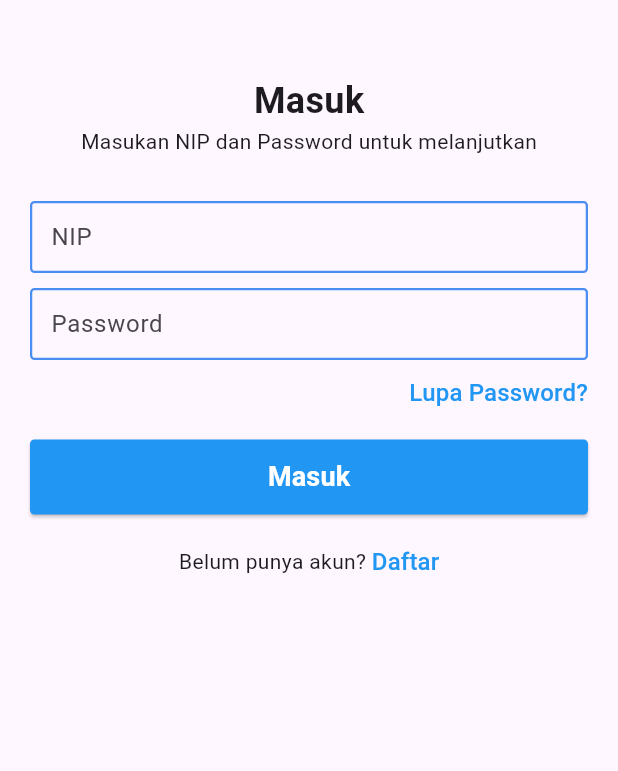
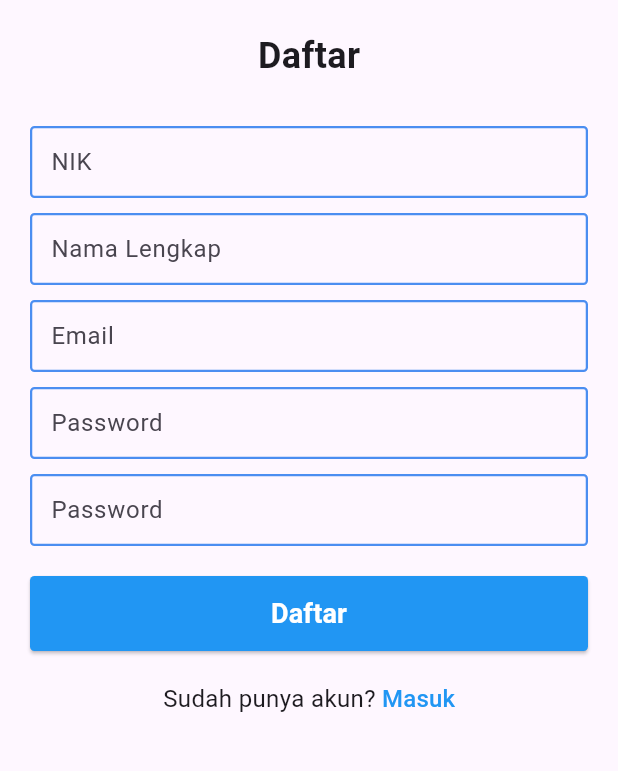
Before and after one commit to maybeenang/simtaru-lampura-flutter, a Flutter app: the screen it shows after launch, after a tap on "Daftar", on a phone screen of 412 x 824 dp, the part 294-1065 px from its top. Run offline on Flutter 3.47's test engine with Material 2 defaults, Android fonts, the phone set to English and light mode, and no system bars; our stand-ins replace go_router.

Commit message:
progress register page

```diff
--- a/lib/components/textfield_common.dart
+++ b/lib/components/textfield_common.dart
@@ -2,13 +2,15 @@ import 'package:flutter/material.dart';
 import 'package:flutter_map_simtaru/styles/styles.dart';
 
 class TextFiledCommon extends StatelessWidget {
-  const TextFiledCommon({super.key});
+  const TextFiledCommon({super.key, required this.labelText});
+
+  final String labelText;
 
   @override
   Widget build(BuildContext context) {
     return TextField(
         decoration: AppStyles.inputDecoration.copyWith(
-      labelText: "NIP",
+      labelText: labelText,
     ));
   }
 }
--- a/lib/main.dart
+++ b/lib/main.dart
@@ -1,5 +1,6 @@
 import 'package:flutter/material.dart';
 import 'package:flutter_map_simtaru/pages/login_page.dart';
+import 'package:flutter_map_simtaru/pages/register_page.dart';
 import 'package:flutter_map_simtaru/styles/styles.dart';
 import 'package:go_router/go_router.dart';
 
@@ -12,6 +13,10 @@ final GoRouter _route = GoRouter(routes: <RouteBase>[
     path: '/',
     builder: (context, state) => const LoginPage(),
   ),
+  GoRoute(
+    path: '/register',
+    builder: (context, state) => const RegisterPage(),
+  )
 ]);
 
 class App extends StatelessWidget {
--- a/lib/pages/login_page.dart
+++ b/lib/pages/login_page.dart
@@ -3,6 +3,7 @@ import 'package:flutter_map_simtaru/components/textfield_common.dart';
 import 'package:flutter_map_simtaru/components/textfield_password.dart';
 import 'package:flutter_map_simtaru/constants/image.dart';
 import 'package:flutter_map_simtaru/styles/styles.dart';
+import 'package:go_router/go_router.dart';
 
 class LoginPage extends StatelessWidget {
   const LoginPage({super.key});
@@ -34,7 +35,7 @@ class LoginPage extends StatelessWidget {
               padding: const EdgeInsets.symmetric(horizontal: 20),
               child: Column(
                 children: [
-                  const TextFiledCommon(),
+                  const TextFiledCommon(labelText: "NIP"),
                   const SizedBox(height: 10),
                   const TextFieldPassword(),
                   const SizedBox(height: 10),
@@ -61,9 +62,16 @@ class LoginPage extends StatelessWidget {
                   Row(
                     mainAxisAlignment: MainAxisAlignment.center,
                     children: [
-                      const Text("Belum punya akun? "),
+                      const Text(
+                        "Belum punya akun? ",
+                        style: TextStyle(
+                          fontSize: 16,
+                        ),
+                      ),
                       TextButton(
-                          onPressed: () {},
+                          onPressed: () {
+                            context.go('/register');
+                          },
                           style: AppStyles.textButtonStyle,
                           child: const Text(
                             "Daftar",
--- a/lib/pages/register_page.dart
+++ b/lib/pages/register_page.dart
@@ -0,0 +1,86 @@
+import 'package:flutter/material.dart';
+import 'package:flutter_map_simtaru/components/textfield_common.dart';
+import 'package:flutter_map_simtaru/components/textfield_password.dart';
+import 'package:flutter_map_simtaru/constants/image.dart';
+import 'package:flutter_map_simtaru/styles/styles.dart';
+import 'package:go_router/go_router.dart';
+
+class RegisterPage extends StatelessWidget {
+  const RegisterPage({super.key});
+
+  @override
+  Widget build(BuildContext context) {
+    return Scaffold(
+      resizeToAvoidBottomInset: false,
+      body: Center(
+        child: Column(
+          // mainAxisAlignment: MainAxisAlignment.center,
+          children: [
+            const Flexible(
+                child: SizedBox(
+              height: 100,
+            )),
+            Image.asset(Images.logo),
+            const SizedBox(height: 20),
+            const Text(
+              "Daftar",
+              style: AppStyles.title,
+            ),
+            const SizedBox(height: 30),
+            Padding(
+              padding: const EdgeInsets.symmetric(horizontal: 20),
+              child: Column(
+                children: [
+                  const TextFiledCommon(
+                    labelText: "NIK",
+                  ),
+                  const SizedBox(height: 10),
+                  const TextFiledCommon(
+                    labelText: "Nama Lengkap",
+                  ),
+                  const SizedBox(height: 10),
+                  const TextFiledCommon(
+                    labelText: "Email",
+                  ),
+                  const SizedBox(height: 10),
+                  const TextFieldPassword(),
+                  const SizedBox(height: 10),
+                  const TextFieldPassword(),
+                  const SizedBox(height: 20),
+                  ElevatedButton(
+                    onPressed: () {},
+                    child: const Text("Daftar", style: AppStyles.textButton),
+                  ),
+                  const SizedBox(height: 20),
+                  Row(
+                    mainAxisAlignment: MainAxisAlignment.center,
+                    children: [
+                      const Text(
+                        "Sudah punya akun? ",
+                        style: TextStyle(
+                          fontSize: 16,
+                        ),
+                      ),
+                      TextButton(
+                          onPressed: () {
+                            context.go('/');
+                          },
+                          style: AppStyles.textButtonStyle,
+                          child: const Text(
+                            "Masuk",
+                            style: TextStyle(
+                              color: Colors.blue,
+                              fontSize: 16,
+                            ),
+                          )),
+                    ],
+                  )
+                ],
+              ),
+            ),
+          ],
+        ),
+      ),
+    );
+  }
+}
```
